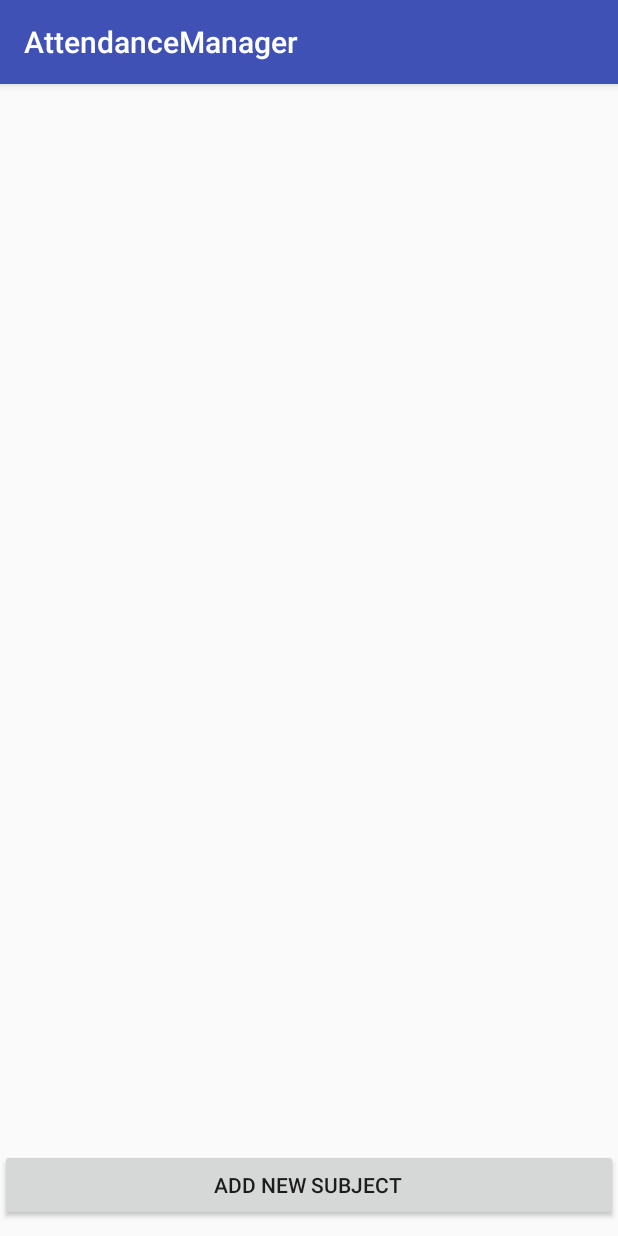
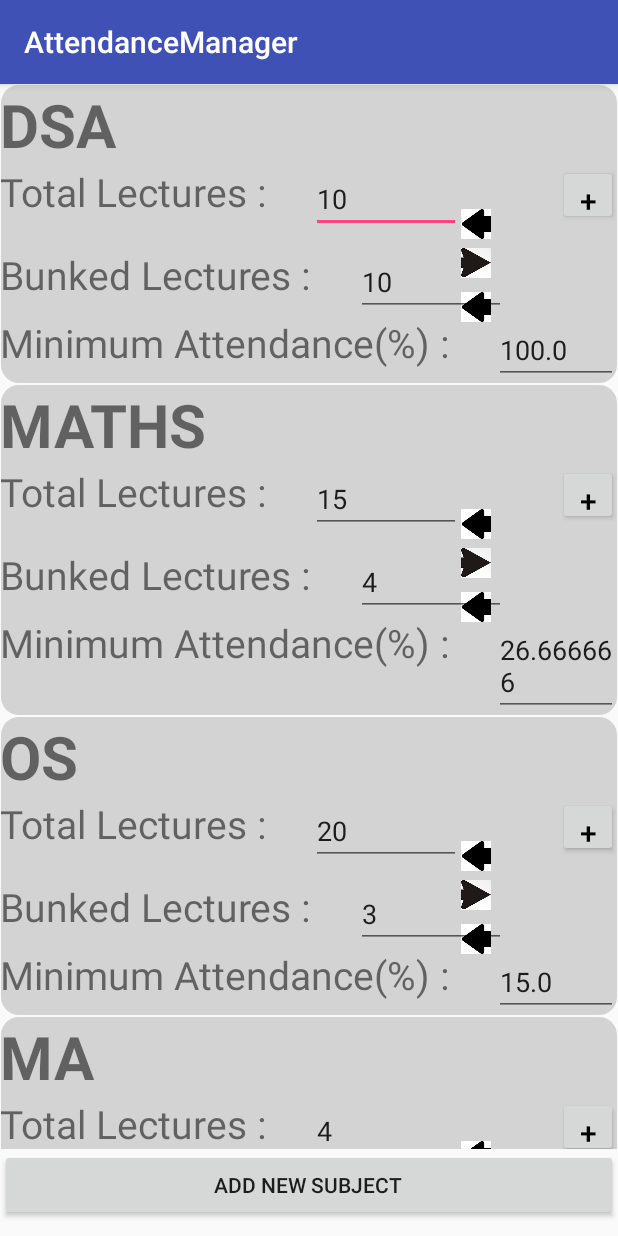
Before and after one commit to Raghavi-Adoni/AttendanceManager, an Android app: the SubjectUpdate screen opened directly, with no data from a screen before it, on a phone screen of 412 x 824 dp. Run offline under Robolectric (Android 15) with nearby library versions, the light colour scheme and no system bars.

Commit message:
Recent Commit

```diff
--- a/app/src/main/java/com/raghavi/attendancemanager/Adapter.java
+++ b/app/src/main/java/com/raghavi/attendancemanager/Adapter.java
@@ -41,7 +41,7 @@ holder.subjectMinPercentEditText.setText(( String.valueOf(data[position].getMinP
 
     @Override
     public int getItemCount() {
-      // notifyItemInserted(getItemCount()+1);
+//       notifyItemInserted(getItemCount()+1);
         return data.length;
     }
 
--- a/app/src/main/java/com/raghavi/attendancemanager/SubjectUpdate.java
+++ b/app/src/main/java/com/raghavi/attendancemanager/SubjectUpdate.java
@@ -19,6 +19,7 @@ public class SubjectUpdate extends AppCompatActivity {
     subjectData[] dataset;
 
     int[] totalLecturesArray;
+    int flag;
     String[] subName;
     int[] bunkedLecturesArray;
     Float[] minPercentArray;
@@ -38,12 +39,27 @@ public class SubjectUpdate extends AppCompatActivity {
     public EditText subjectBunkedLecEditText;
     public EditText subjectMinPercentEditText;
 
+    public EditText addsubjectNameEditText;
+    public EditText addsubjectTotalLecEditText;
+    public EditText addsubjectBunkedLecEditText;
+    public Button addSubjectData;
+
     @Override
     protected void onCreate(Bundle savedInstanceState) {
         super.onCreate(savedInstanceState);
         setContentView(R.layout.activity_subject_update);
 
         addNewSubButton = (Button) findViewById(R.id.add_sub_button);
+
+        addsubjectNameEditText = (EditText) findViewById(R.id.add_subject_name_editText);
+        addsubjectTotalLecEditText = (EditText) findViewById(R.id.add_subject_totalLec_editText);
+        addsubjectBunkedLecEditText = (EditText) findViewById(R.id.add_subject_bunkedLec_editText);
+        addSubjectData = (Button) findViewById(R.id.add_subject_data_button);
+
+        subjectNameTextView = (TextView) findViewById(R.id.subject_name_text_view);
+        subjectTotalLecEditText = (EditText) findViewById(R.id.subject_totalLec_editText);
+        subjectBunkedLecEditText = (EditText) findViewById(R.id.subject_bunkedLec_editText);
+        subjectMinPercentEditText = (EditText) findViewById(R.id.subject_minPercent_editText);
 
         minPercentList = new ArrayList<Float>();
 
@@ -68,45 +84,59 @@ public class SubjectUpdate extends AppCompatActivity {
         bunkedLecturesList.add(3);
         bunkedLecturesList.add(2);
 
+        flag = 0;
 
-      /*  minPercentArray = new Float[]{
-                55.5f,
-                60.4f,
-                22f,
-                80f
 
-        };
 
-        int l = bunkedLecturesArray.length;
-        minPercentArray = new Float[l];
-        for (int j = 0; j < l; j++) {
-            Float per;
-            //getting the number of bunked lectures
-            String bunkedLecturesString = String.valueOf(bunkedLecturesArray[j]);
-            Float numerator = Float.parseFloat(bunkedLecturesString);
+
+        addNewSubButton.setOnClickListener(new View.OnClickListener() {
+            @Override
+            public void onClick(View view) {
+                setContentView(R.layout.row_single);
+                flag = 1;
+
+            }
+
+
+        });
+
+        addNewSubButton.setOnClickListener(new View.OnClickListener() {
+            @Override
+            public void onClick(View view) {
+                if (flag == 1) {
+                    // Float per;
+
+                    String subNameString = String.valueOf(addsubjectNameEditText);
+                    subNameList.add(subNameString);
+
+
+                    String bunkedLecturesString = String.valueOf(addsubjectBunkedLecEditText);
+                    bunkedLecturesList.add(Integer.parseInt(bunkedLecturesString));
+
+                    String totalLecturesString = String.valueOf(addsubjectTotalLecEditText);
+                    totalLecturesList.add(Integer.parseInt(totalLecturesString));
+
+          /*  Float numerator = Float.parseFloat(bunkedLecturesString);
             saveFloat("Numerator", (float) numerator);
 
+            //getting the number of lectures in total
+            String totalLecturesString = String.valueOf(subjectTotalLecEditText);
+            totalLecturesList.add(Integer.parseInt(totalLecturesString));
 
-            //getting the number of lectures in total
-            String totalLecturesString = String.valueOf(totalLecturesArray[j]);
             Float denominator = Float.parseFloat(totalLecturesString);
             saveFloat("Denominator", (float) denominator);
 
+            per = (float) ((numerator * 100) / denominator);
+            minPercentList.add(per);
 
-            per = ((numerator * 100) / denominator);
-
-            //SaveInt("Percentage", per);
-            per = (float) ((bunkedLecturesArray[j] * 100) / totalLecturesArray[j]);
-            minPercentArray[j] = per;
-
-            saveFloat("Percentage", (float) per);
-        }*/
+            saveFloat("Percentage", (float) per);*/
+                }
+            }
+        });
 
 
-        RecyclerView recyclerView = (RecyclerView) findViewById(R.id.recyclerView);
-        final Adapter adapter = new Adapter(dataset);
-
-
+        int l = bunkedLecturesList.size();
+        dataset = new subjectData[l];
         for (int j = 0; j < bunkedLecturesList.size(); j++) {
             Float per;
             //getting the number of bunked lectures
@@ -120,10 +150,6 @@ public class SubjectUpdate extends AppCompatActivity {
             Float denominator = Float.parseFloat(totalLecturesString);
             saveFloat("Denominator", (float) denominator);
 
-
-            //  per = ((numerator * 100) / denominator);
-
-            //SaveInt("Percentage", per);
             per = (float) ((numerator * 100) / denominator);
             minPercentList.add(per);
 
@@ -132,46 +158,12 @@ public class SubjectUpdate extends AppCompatActivity {
         }
 
 
-        addNewSubButton.setOnClickListener(new View.OnClickListener() {
-            @Override
-            public void onClick(View view) {
-                setContentView(R.layout.row_single);
-                Float per;
-                //getting the number of bunked lectures
-                String subNameString=String.valueOf(subjectNameTextView);
-                subNameList.add(subNameString);
-
-
-                String bunkedLecturesString = String.valueOf(subjectBunkedLecEditText);
-                bunkedLecturesList.add(Integer.parseInt(bunkedLecturesString));
-
-                Float numerator = Float.parseFloat(bunkedLecturesString);
-                saveFloat("Numerator", (float) numerator);
-
-                //getting the number of lectures in total
-                String totalLecturesString = String.valueOf(subjectTotalLecEditText);
-                totalLecturesList.add(Integer.parseInt(totalLecturesString));
-
-                Float denominator = Float.parseFloat(totalLecturesString);
-                saveFloat("Denominator", (float) denominator);
-
-                per = (float) ((numerator * 100) / denominator);
-                minPercentList.add(per);
-
-                saveFloat("Percentage", (float) per);
-//adapter.notifyItemInserted(adapter.getItemCount()+1);
-//dataset[bunkedLecturesList.size()+1]=new subjectData(subNameString,Integer.parseInt(bunkedLecturesString),Integer.parseInt(totalLecturesString),per);
-                adapter.notifyDataSetChanged();
-            }
-
-
-
-        });
-        int l = bunkedLecturesList.size();
-         dataset =new subjectData[l];
-        for(int i = 0; i < l; i++) {
+        for (int i = 0; i < l; i++) {
             dataset[i] = new subjectData(subNameList.get(i), totalLecturesList.get(i), bunkedLecturesList.get(i), minPercentList.get(i));
         }
+
+        RecyclerView recyclerView = (RecyclerView) findViewById(R.id.recyclerView);
+        final Adapter adapter = new Adapter(dataset);
 
         recyclerView.setHasFixedSize(true);
         recyclerView.setLayoutManager(new LinearLayoutManager(SubjectUpdate.this));
@@ -180,8 +172,6 @@ public class SubjectUpdate extends AppCompatActivity {
     }
 
     public void saveFloat(String key, float value) {
-        // sharedPreferences = this.getSharedPreferences(key, 0);
-        //SharedPreferences.Editor editor = sharedPreferences.edit();
         SharedPreferences.Editor editor = getSharedPreferences("com.raghavi.attendancemanager", Context.MODE_PRIVATE).edit();
         editor.putFloat(key, value);
         editor.apply();
--- /dev/null
+++ b/app/src/main/res/drawable/recycler_background.xml
@@ -0,0 +1,11 @@
+<layer-list xmlns:android="http://schemas.android.com/apk/res/android">
+    <item android:bottom="1dp" android:left="1dp" android:right="1dp"
+        android:top="1dp">
+        <shape android:shape="rectangle">
+            <solid android:color="#D3D3D3"/>
+            <corners android:bottomRightRadius="12dp"
+                android:bottomLeftRadius="12dp"
+                android:topLeftRadius="12dp" android:topRightRadius="12dp"/>
+        </shape>
+    </item>
+</layer-list>
--- a/app/src/main/res/layout/row_single.xml
+++ b/app/src/main/res/layout/row_single.xml
@@ -1,10 +1,12 @@
 <?xml version="1.0" encoding="utf-8"?>
 <RelativeLayout
     xmlns:android="http://schemas.android.com/apk/res/android" android:layout_width="match_parent"
-    android:layout_height="wrap_content">
+    android:layout_height="wrap_content"
+    android:background="@drawable/recycler_background">
 
 
     <TextView
+
         android:id="@+id/subject_name_text_view"
         android:layout_width="wrap_content"
         android:layout_height="wrap_content"
@@ -15,6 +17,28 @@
         android:text="Sample"
         android:textSize="40dp"
         android:textStyle="bold" />
+
+    <Button
+        android:id="@+id/increment"
+        android:layout_width="40dp"
+        android:layout_height="40dp"
+        android:layout_alignParentEnd="true"
+        android:layout_alignParentRight="true"
+        android:layout_alignTop="@+id/subject_totalLec_editText"
+        android:text="+"
+        android:textAlignment="center"
+        android:textColor="#000000"
+        android:textSize="20sp" />
+
+    <ImageButton
+        android:id="@+id/decrement"
+        android:layout_width="20dp"
+        android:layout_height="20dp"
+        android:background="@drawable/left"
+        android:layout_marginTop="20dp"
+        android:layout_toRightOf="@id/subject_totalLec_editText"
+        android:layout_alignBaseline= "@id/subject_totalLec_editText"
+        />
     <TextView
         android:id="@+id/subject_totalLec_text_view"
         android:layout_width="wrap_content"
@@ -37,11 +61,30 @@
         android:id="@+id/subject_bunkedLec_text_view"
         android:layout_width="wrap_content"
         android:layout_height="wrap_content"
+
         android:layout_below="@+id/subject_totalLec_text_view"
         android:text="Bunked Lectures :"
         android:textSize="26dp"
-        android:layout_marginTop="10dp"
+        android:layout_marginTop="20dp"
+        />
 
+    <ImageButton
+        android:id="@+id/incrementBunks"
+        android:layout_width="20dp"
+        android:layout_height="20dp"
+        android:layout_alignLeft="@+id/decrement"
+        android:layout_alignStart="@+id/decrement"
+        android:layout_alignTop="@+id/subject_bunkedLec_editText"
+        android:background="@drawable/right" />
+
+    <ImageButton
+        android:id="@+id/decrementBunks"
+        android:layout_width="20dp"
+        android:layout_height="20dp"
+        android:background="@drawable/left"
+        android:layout_marginTop="20dp"
+        android:layout_toRightOf="@id/subject_totalLec_editText"
+        android:layout_alignBaseline= "@id/subject_bunkedLec_editText"
         />
     <EditText
         android:id="@+id/subject_bunkedLec_editText"
--- a/app/src/main/res/values/colors.xml
+++ b/app/src/main/res/values/colors.xml
@@ -3,4 +3,6 @@
     <color name="colorPrimary">#3F51B5</color>
     <color name="colorPrimaryDark">#303F9F</color>
     <color name="colorAccent">#FF4081</color>
+    <color name="grey">#FF4081</color>
+    <color name="white">#FF4081</color>
 </resources>
```
Also changed, not shown: app/src/main/res/layout/add_subject.xml (added, +70 -0 lines), app/src/main/res/drawable/left.jpg (added), app/src/main/res/drawable/right.jpg (added), app/src/main/res/drawable/up.jpg (added).
